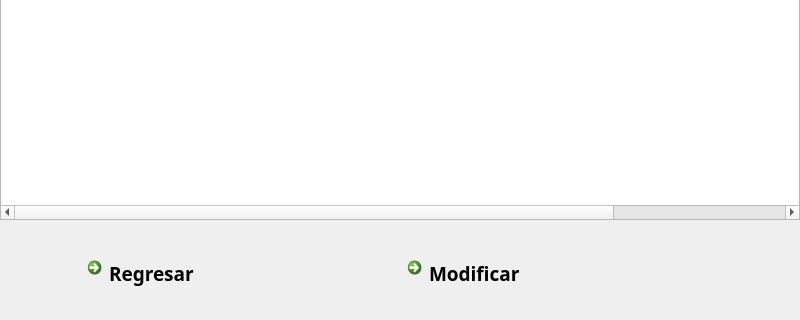
This is omega/omega/cronograma.ui in orianapedroza/proyectoLM1 as Qt 5 draws it before an edit; both pictures show x 0 to 800 and y 180 to 500 of the 800 by 500 pixel window. The edited form follows.
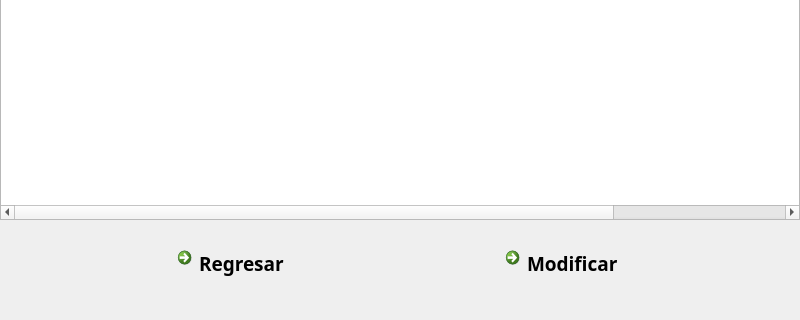
This is the edited form. Icons and pictures are not drawn.

What changed in the file:
```diff
--- a/omega/omega/cronograma.ui
+++ b/omega/omega/cronograma.ui
@@ -177,15 +177,18 @@
     <string>Cronograma</string>
    </property>
   </widget>
+  <widget class="QWidget" name="">
+   <property name="geometry">
+    <rect>
+     <x>170</x>
+     <y>420</y>
+     <width>496</width>
+     <height>50</height>
+    </rect>
+   </property>
+   <layout class="QHBoxLayout" name="horizontalLayout">
+    <item>
   <widget class="QCommandLinkButton" name="REGRESAR">
-   <property name="geometry">
-    <rect>
-     <x>80</x>
-     <y>430</y>
-     <width>168</width>
-     <height>41</height>
-    </rect>
-   </property>
    <property name="font">
     <font>
      <family>Padauk</family>
@@ -202,15 +205,22 @@
      <normaloff>:/new/prefix1/regre.png</normaloff>:/new/prefix1/regre.png</iconset>
    </property>
   </widget>
+    </item>
+    <item>
+     <spacer name="horizontalSpacer">
+      <property name="orientation">
+       <enum>Qt::Horizontal</enum>
+      </property>
+      <property name="sizeHint" stdset="0">
+       <size>
+        <width>138</width>
+        <height>20</height>
+       </size>
+      </property>
+     </spacer>
+    </item>
+    <item>
   <widget class="QCommandLinkButton" name="MODIFICAR">
-   <property name="geometry">
-    <rect>
-     <x>400</x>
-     <y>430</y>
-     <width>168</width>
-     <height>41</height>
-    </rect>
-   </property>
    <property name="font">
     <font>
      <family>Padauk</family>
@@ -226,6 +236,9 @@
     <iconset resource="icono.qrc">
      <normaloff>:/new/prefix1/icons(1).png</normaloff>:/new/prefix1/icons(1).png</iconset>
    </property>
+     </widget>
+    </item>
+   </layout>
   </widget>
  </widget>
  <resources>
```
Lines whose indentation alone changed are shown as unchanged.
